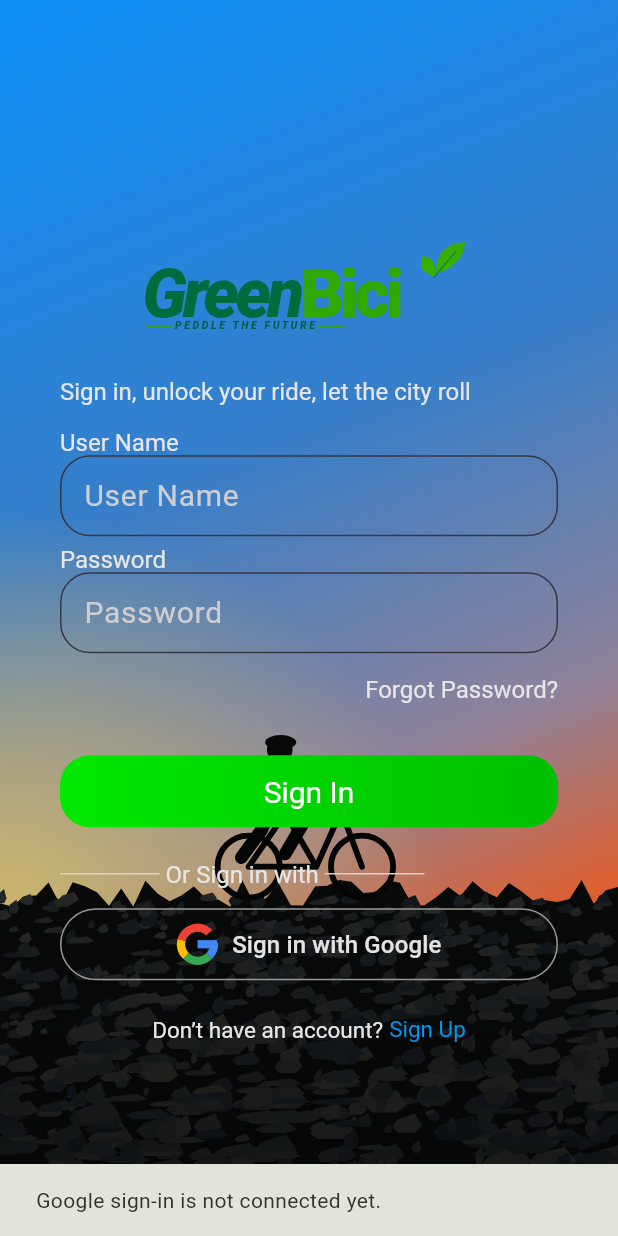
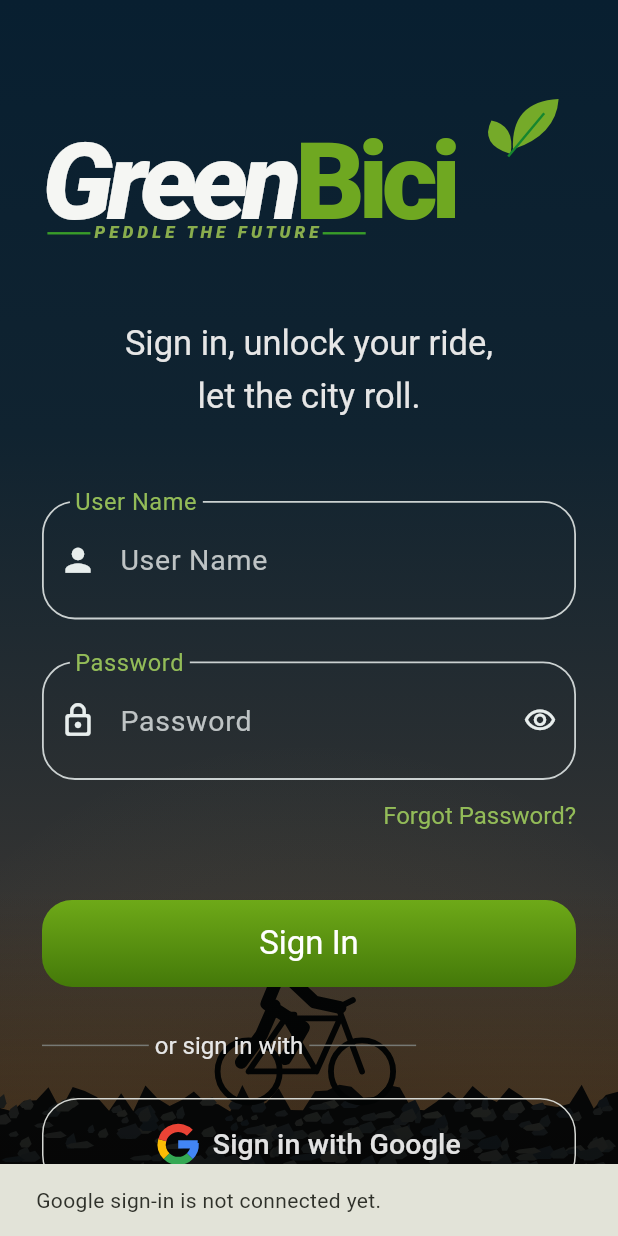
Before and after one commit to lepcha1862/GreenBici, a Flutter app: the screen it shows after launch, after a tap on "Sign in with Google", on a phone screen of 412 x 824 dp. Run offline on Flutter 3.47's test engine with Material 3 defaults, Android fonts, the phone set to English and light mode, and no system bars; Roboto replaces fonts that are missing (Arial).

Commit message:
updated login page

```diff
--- a/greenbici/lib/main.dart
+++ b/greenbici/lib/main.dart
@@ -14,8 +14,9 @@
     theme: ThemeData(
       brightness: Brightness.dark,
       fontFamily: 'Arial',
+      scaffoldBackgroundColor: const Color(0xFF091F30),
       colorScheme: ColorScheme.fromSeed(
-        seedColor: const Color(0xFF00D900),
+        seedColor: const Color(0xFF76A936),
         brightness: Brightness.dark,
       ),
     ),
--- a/greenbici/lib/signin_signup/components/signin/auth_action_button.dart
+++ b/greenbici/lib/signin_signup/components/signin/auth_action_button.dart
@@ -14,12 +14,14 @@
     decoration: BoxDecoration(
       borderRadius: BorderRadius.circular(20),
       gradient: const LinearGradient(
-        colors: [Color(0xFF00E900), Color(0xFF00BF00)],
+        begin: Alignment.topCenter,
+        end: Alignment.bottomCenter,
+        colors: [Color(0xFF6EA918), Color(0xFF447909)],
       ),
     ),
     child: ConstrainedBox(
       constraints: const BoxConstraints(
-        minHeight: 48,
+        minHeight: 58,
         minWidth: double.infinity,
       ),
       child: TextButton(
@@ -28,7 +30,7 @@
           shape: RoundedRectangleBorder(
             borderRadius: BorderRadius.circular(20),
           ),
-          textStyle: const TextStyle(fontFamily: 'Arial', fontSize: 20),
+          textStyle: const TextStyle(fontFamily: 'Arial', fontSize: 22),
         ),
         onPressed: onPressed,
         child: Text(label),
--- a/greenbici/lib/signin_signup/components/signin/auth_input.dart
+++ b/greenbici/lib/signin_signup/components/signin/auth_input.dart
@@ -1,7 +1,7 @@
 import 'package:flutter/material.dart';
 
-/// Shared transparent field, with the reference's close-set external label.
-class AuthInput extends StatelessWidget {
+/// Outlined field shared by both authentication screens.
+class AuthInput extends StatefulWidget {
   const AuthInput({
     super.key,
     required this.label,
@@ -22,42 +22,69 @@
   final Iterable<String>? autofillHints;
 
   @override
-  Widget build(BuildContext context) => Column(
-    crossAxisAlignment: CrossAxisAlignment.stretch,
-    children: [
-      Text(label),
-      Semantics(
-        label: label,
-        child: TextField(
-          controller: controller,
-          obscureText: password,
-          autocorrect: !password && !email,
-          enableSuggestions: !password,
-          autofillHints: autofillHints,
-          scrollPadding: const EdgeInsets.all(24),
-          keyboardType: email ? TextInputType.emailAddress : TextInputType.text,
-          textInputAction: last ? TextInputAction.done : TextInputAction.next,
-          style: const TextStyle(fontSize: 20, color: Color(0xFFE2E2E2)),
-          decoration: InputDecoration(
-            hintText: hint,
-            hintStyle: const TextStyle(color: Color(0xFFCFCFD3), fontSize: 20),
-            contentPadding: const EdgeInsets.symmetric(
-              horizontal: 12,
-              vertical: 12,
-            ),
-            isDense: true,
-            constraints: const BoxConstraints(minHeight: 48),
-            enabledBorder: OutlineInputBorder(
-              borderRadius: BorderRadius.circular(20),
-              borderSide: const BorderSide(color: Color(0xFF373744)),
-            ),
-            focusedBorder: OutlineInputBorder(
-              borderRadius: BorderRadius.circular(20),
-              borderSide: const BorderSide(color: Color(0xFFE0E0E0)),
-            ),
-          ),
+  State<AuthInput> createState() => _AuthInputState();
+}
+
+class _AuthInputState extends State<AuthInput> {
+  bool _visible = false;
+
+  @override
+  Widget build(BuildContext context) {
+    final border = OutlineInputBorder(
+      borderRadius: BorderRadius.circular(22),
+      borderSide: const BorderSide(color: Color(0xFFCBD1D1), width: 1.2),
+    );
+    return TextField(
+      controller: widget.controller,
+      obscureText: widget.password && !_visible,
+      autocorrect: !widget.password && !widget.email,
+      enableSuggestions: !widget.password,
+      autofillHints: widget.autofillHints,
+      scrollPadding: const EdgeInsets.all(28),
+      keyboardType: widget.email
+          ? TextInputType.emailAddress
+          : TextInputType.text,
+      textInputAction: widget.last
+          ? TextInputAction.done
+          : TextInputAction.next,
+      style: const TextStyle(fontSize: 19, color: Color(0xFFF1F2EF)),
+      decoration: InputDecoration(
+        labelText: widget.label,
+        floatingLabelBehavior: FloatingLabelBehavior.always,
+        labelStyle: const TextStyle(color: Color(0xFF93BC58), fontSize: 21),
+        hintText: widget.hint,
+        hintStyle: const TextStyle(color: Color(0xFFBEC3C4), fontSize: 19),
+        contentPadding: const EdgeInsets.symmetric(
+          horizontal: 18,
+          vertical: 25,
+        ),
+        prefixIcon: Icon(
+          widget.password
+              ? Icons.lock_outline_rounded
+              : widget.email
+              ? Icons.mail_outline_rounded
+              : Icons.person,
+          color: const Color(0xFFE8EEED),
+          size: 25,
+        ),
+        suffixIcon: widget.password
+            ? IconButton(
+                tooltip: _visible ? 'Hide password' : 'Show password',
+                onPressed: () => setState(() => _visible = !_visible),
+                icon: Icon(
+                  _visible
+                      ? Icons.visibility_off_outlined
+                      : Icons.visibility_outlined,
+                  size: 22,
+                  color: const Color(0xFFE8EEED),
+                ),
+              )
+            : null,
+        enabledBorder: border,
+        focusedBorder: border.copyWith(
+          borderSide: const BorderSide(color: Color(0xFF93BC58), width: 1.8),
         ),
       ),
-    ],
-  );
+    );
+  }
 }
--- a/greenbici/lib/signin_signup/components/signin/auth_scene.dart
+++ b/greenbici/lib/signin_signup/components/signin/auth_scene.dart
@@ -4,7 +4,7 @@
 
 /// Fluid form layout with a readable width and scrollable intrinsic height.
 class AuthScene extends StatelessWidget {
-  const AuthScene({super.key, required this.child, this.topSpacing = 80});
+  const AuthScene({super.key, required this.child, this.topSpacing = 72});
   final Widget child;
   final double topSpacing;
 
@@ -26,11 +26,11 @@
             ),
             child: LayoutBuilder(
               builder: (context, constraints) {
-                final horizontalPadding = (constraints.maxWidth * .11).clamp(
+                final horizontalPadding = (constraints.maxWidth * .07).clamp(
                   16.0,
-                  40.0,
+                  28.0,
                 );
-                final verticalScale = (constraints.maxHeight / 676).clamp(
+                final verticalScale = (constraints.maxHeight / 900).clamp(
                   .3,
                   1.0,
                 );
@@ -43,13 +43,13 @@
                     ),
                     child: Center(
                       child: ConstrainedBox(
-                        constraints: const BoxConstraints(maxWidth: 460),
+                        constraints: const BoxConstraints(maxWidth: 480),
                         child: Padding(
                           padding: EdgeInsets.fromLTRB(
                             horizontalPadding,
                             topSpacing * verticalScale,
                             horizontalPadding,
-                            32,
+                            150,
                           ),
                           child: DefaultTextStyle(
                             style: const TextStyle(
@@ -86,26 +86,28 @@
       bounds,
       Paint()
         ..shader = const LinearGradient(
-          begin: Alignment.topLeft,
-          end: Alignment.bottomRight,
+          begin: Alignment.topCenter,
+          end: Alignment.bottomCenter,
           colors: [
-            Color(0xFF0C8FF9),
-            Color(0xFF377EC9),
-            Color(0xFF8F829A),
-            Color(0xFFED5A1B),
+            Color(0xFF081F30),
+            Color(0xFF102330),
+            Color(0xFF333332),
+            Color(0xFF674420),
           ],
-          stops: [0, .37, .62, .79],
+          stops: [0, .35, .72, 1],
         ).createShader(bounds),
     );
     canvas.drawRect(
       bounds,
       Paint()
         ..shader = const RadialGradient(
-          center: Alignment(-1, .48),
+          center: Alignment(0, .85),
           radius: .72,
-          colors: [Color(0xFFCDB76B), Color(0x00CDB76B)],
+          colors: [Color(0x224E321A), Color(0x00CDB76B)],
         ).createShader(bounds),
     );
+    canvas.save();
+    canvas.translate(0, 112);
     final ink = Paint()..color = const Color(0xFF080909);
     final ground = Path()..moveTo(0, 482);
     final random = math.Random(19);
@@ -190,6 +192,7 @@
       line..strokeWidth = 7,
     );
     canvas.restore();
+    canvas.restore();
     canvas.drawRect(
       bounds,
       Paint()
--- a/greenbici/lib/signin_signup/components/signin/brand_header.dart
+++ b/greenbici/lib/signin_signup/components/signin/brand_header.dart
@@ -11,7 +11,7 @@
     image: true,
     child: ExcludeSemantics(
       child: SizedBox(
-        height: 65,
+        height: 104,
         child: FittedBox(
           fit: BoxFit.contain,
           child: SizedBox(
@@ -29,7 +29,7 @@
                         fontSize: 45,
                         fontWeight: FontWeight.w800,
                         letterSpacing: -2.7,
-                        color: Color(0xFF006C3E),
+                        color: Color(0xFFF5F6F3),
                       ),
                       children: [
                         TextSpan(
@@ -38,7 +38,7 @@
                         ),
                         TextSpan(
                           text: 'Bici',
-                          style: TextStyle(color: Color(0xFF30AA00)),
+                          style: TextStyle(color: Color(0xFF6FA821)),
                         ),
                       ],
                     ),
@@ -70,7 +70,7 @@
                               fontSize: 7,
                               fontWeight: FontWeight.w800,
                               fontStyle: FontStyle.italic,
-                              color: Color(0xFF005F42),
+                              color: Color(0xFF89AD4D),
                             ),
                           ),
                         ),
@@ -93,7 +93,7 @@
 class _LeavesPainter extends CustomPainter {
   @override
   void paint(Canvas canvas, Size size) {
-    final paint = Paint()..color = const Color(0xFF38AF00);
+    final paint = Paint()..color = const Color(0xFF75AA29);
     canvas.drawPath(
       Path()
         ..moveTo(11, 21)
--- a/greenbici/lib/signin_signup/components/signin/signin_form.dart
+++ b/greenbici/lib/signin_signup/components/signin/signin_form.dart
@@ -30,7 +30,7 @@
           controller: _username,
           autofillHints: const [AutofillHints.username],
         ),
-        const SizedBox(height: 6),
+        const SizedBox(height: 28),
         AuthInput(
           label: 'Password',
           hint: 'Password',
@@ -44,7 +44,7 @@
           child: TextButton(
             style: TextButton.styleFrom(
               padding: EdgeInsets.zero,
-              foregroundColor: const Color(0xFFE6E6E6),
+              foregroundColor: const Color(0xFF93BC58),
               textStyle: const TextStyle(fontFamily: 'Arial', fontSize: 16),
             ),
             onPressed: () => showAuthMessage(
@@ -54,7 +54,7 @@
             child: const Text('Forgot Password?'),
           ),
         ),
-        const SizedBox(height: 20),
+        const SizedBox(height: 32),
         AuthActionButton(
           label: 'Sign In',
           onPressed: () {
--- a/greenbici/lib/signin_signup/components/signin/social_signin_section.dart
+++ b/greenbici/lib/signin_signup/components/signin/social_signin_section.dart
@@ -10,7 +10,9 @@
     required this.accountPrompt,
     required this.linkLabel,
     required this.onNavigate,
+    this.signUp = false,
   });
+  final bool signUp;
   final String accountPrompt;
   final String linkLabel;
   final VoidCallback onNavigate;
@@ -18,52 +20,55 @@
   @override
   Widget build(BuildContext context) => Column(
     children: [
-      const Row(
+      Row(
         children: [
-          Expanded(child: Divider(color: Color(0xFFDBD3C8))),
+          Expanded(child: Divider(color: Color(0xFF777974))),
           Flexible(
             flex: 3,
             child: Padding(
               padding: EdgeInsets.symmetric(horizontal: 4),
-              child: Text('Or Sign in with', textAlign: TextAlign.center),
+              child: Text(
+                signUp ? 'or sign up with' : 'or sign in with',
+                textAlign: TextAlign.center,
+              ),
             ),
           ),
-          Expanded(child: Divider(color: Color(0xFFDBD3C8))),
+          Expanded(child: Divider(color: Color(0xFF777974))),
         ],
       ),
-      const SizedBox(height: 14),
+      const SizedBox(height: 26),
       ConstrainedBox(
         constraints: const BoxConstraints(
-          minHeight: 48,
+          minHeight: 62,
           minWidth: double.infinity,
         ),
         child: OutlinedButton(
           style: OutlinedButton.styleFrom(
             padding: const EdgeInsets.symmetric(horizontal: 12, vertical: 8),
             foregroundColor: const Color(0xFFE2E2E2),
-            side: const BorderSide(color: Color(0xFF9A9994)),
+            side: const BorderSide(color: Color(0xFFD5D7D3)),
             shape: RoundedRectangleBorder(
               borderRadius: BorderRadius.circular(24),
             ),
           ),
           onPressed: () =>
               showAuthMessage(context, 'Google sign-in is not connected yet.'),
-          child: const Row(
+          child: Row(
             mainAxisAlignment: MainAxisAlignment.center,
             children: [
               CustomPaint(size: Size(28, 28), painter: _GoogleMarkPainter()),
               SizedBox(width: 9),
               Flexible(
                 child: Text(
-                  'Sign in with Google',
-                  style: TextStyle(fontFamily: 'Arial', fontSize: 16),
+                  signUp ? 'Sign up with Google' : 'Sign in with Google',
+                  style: TextStyle(fontFamily: 'Arial', fontSize: 19),
                 ),
               ),
             ],
           ),
         ),
       ),
-      const SizedBox(height: 9),
+      const SizedBox(height: 24),
       Wrap(
         alignment: WrapAlignment.center,
         crossAxisAlignment: WrapCrossAlignment.center,
@@ -76,7 +81,7 @@
           TextButton(
             onPressed: onNavigate,
             style: TextButton.styleFrom(
-              foregroundColor: const Color(0xFF0097ED),
+              foregroundColor: const Color(0xFF93BC58),
               padding: const EdgeInsets.only(left: 4),
               minimumSize: const Size(0, 48),
               textStyle: const TextStyle(fontFamily: 'Arial', fontSize: 15),
--- a/greenbici/lib/signin_signup/components/signup/signup_form.dart
+++ b/greenbici/lib/signin_signup/components/signup/signup_form.dart
@@ -48,34 +48,37 @@
     child: Column(
       children: [
         AuthInput(
-          label: 'Enter User Name',
-          hint: 'User Name',
+          label: 'Full Name',
+          hint: 'Enter your full name',
           controller: _username,
-          autofillHints: const [AutofillHints.newUsername],
+          autofillHints: const [AutofillHints.name],
         ),
+        const SizedBox(height: 24),
         AuthInput(
-          label: 'Enter Your Email',
-          hint: 'Email',
+          label: 'Email',
+          hint: 'Enter your email',
           controller: _email,
           email: true,
           autofillHints: const [AutofillHints.email],
         ),
+        const SizedBox(height: 24),
         AuthInput(
-          label: 'Create Password',
-          hint: 'Password',
+          label: 'Password',
+          hint: 'Enter your password',
           controller: _password,
           password: true,
           autofillHints: const [AutofillHints.newPassword],
         ),
+        const SizedBox(height: 24),
         AuthInput(
           label: 'Confirm Password',
-          hint: 'Confirm Password',
+          hint: 'Confirm your password',
           controller: _confirmation,
           password: true,
           last: true,
           autofillHints: const [AutofillHints.newPassword],
         ),
-        const SizedBox(height: 12),
+        const SizedBox(height: 30),
         AuthActionButton(label: 'Sign Up', onPressed: _submit),
       ],
     ),
--- a/greenbici/lib/signin_signup/sign_up.dart
+++ b/greenbici/lib/signin_signup/sign_up.dart
@@ -10,17 +10,22 @@
 
   @override
   Widget build(BuildContext context) => AuthScene(
-    topSpacing: 38,
+    topSpacing: 72,
     child: Column(
       crossAxisAlignment: CrossAxisAlignment.stretch,
       children: [
         const BrandHeader(),
         const SizedBox(height: 37),
-        const Text('Join the ride, own the city.', textAlign: TextAlign.center),
-        const SizedBox(height: 16),
+        const Text(
+          'Join the ride, own the city.',
+          textAlign: TextAlign.center,
+          style: TextStyle(fontSize: 23, height: 1.5),
+        ),
+        const SizedBox(height: 30),
         const SignUpForm(),
-        const SizedBox(height: 16),
+        const SizedBox(height: 30),
         SocialSignInSection(
+          signUp: true,
           accountPrompt: 'Already have an account?',
           linkLabel: 'Sign In',
           onNavigate: () => Navigator.of(context).pop(),
--- a/greenbici/lib/signin_signup/signin_page.dart
+++ b/greenbici/lib/signin_signup/signin_page.dart
@@ -15,11 +15,15 @@
       crossAxisAlignment: CrossAxisAlignment.stretch,
       children: [
         const BrandHeader(),
-        const SizedBox(height: 25),
-        const Text('Sign in, unlock your ride, let the city roll'),
-        const SizedBox(height: 16),
+        const SizedBox(height: 40),
+        const Text(
+          'Sign in, unlock your ride,\nlet the city roll.',
+          textAlign: TextAlign.center,
+          style: TextStyle(fontSize: 23, height: 1.5),
+        ),
+        const SizedBox(height: 54),
         const SignInForm(),
-        const SizedBox(height: 22),
+        const SizedBox(height: 30),
         SocialSignInSection(
           accountPrompt: 'Don’t have an account?',
           linkLabel: 'Sign Up',
```
Also changed, not shown: 1 other file.
